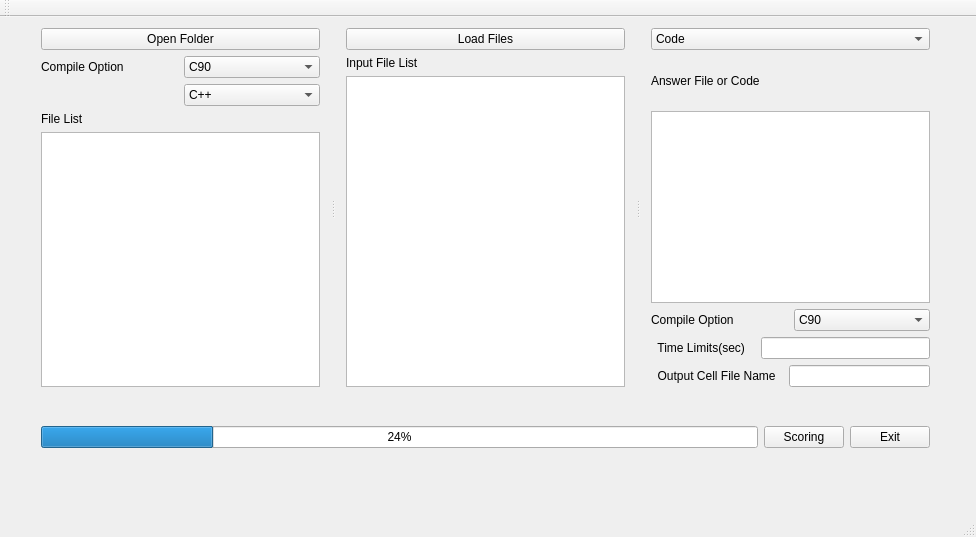
First picture: the form in CodeScoring/mainwindow.ui, repository weightle55/W55CodeScoring, before the edit.
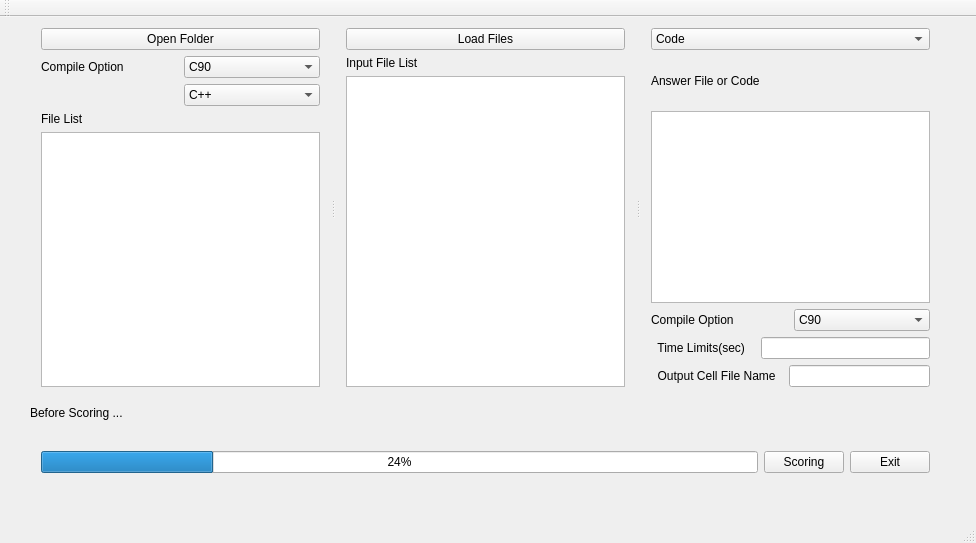
Second picture: the form after the edit.

Diff of the .ui file:
```diff
--- a/CodeScoring/mainwindow.ui
+++ b/CodeScoring/mainwindow.ui
@@ -7,7 +7,7 @@
     <x>0</x>
     <y>0</y>
     <width>976</width>
-    <height>537</height>
+    <height>543</height>
    </rect>
   </property>
   <property name="windowTitle">
@@ -18,9 +18,9 @@
     <property name="geometry">
      <rect>
       <x>30</x>
-      <y>380</y>
+      <y>420</y>
       <width>911</width>
-      <height>80</height>
+      <height>51</height>
      </rect>
     </property>
     <layout class="QHBoxLayout" name="horizontalLayout">
@@ -252,6 +252,19 @@
      </layout>
     </widget>
    </widget>
+   <widget class="QLabel" name="ProcessingMessage">
+    <property name="geometry">
+     <rect>
+      <x>30</x>
+      <y>380</y>
+      <width>281</width>
+      <height>31</height>
+     </rect>
+    </property>
+    <property name="text">
+     <string>Before Scoring ...</string>
+    </property>
+   </widget>
   </widget>
   <widget class="QMenuBar" name="menuBar">
    <property name="geometry">
```
